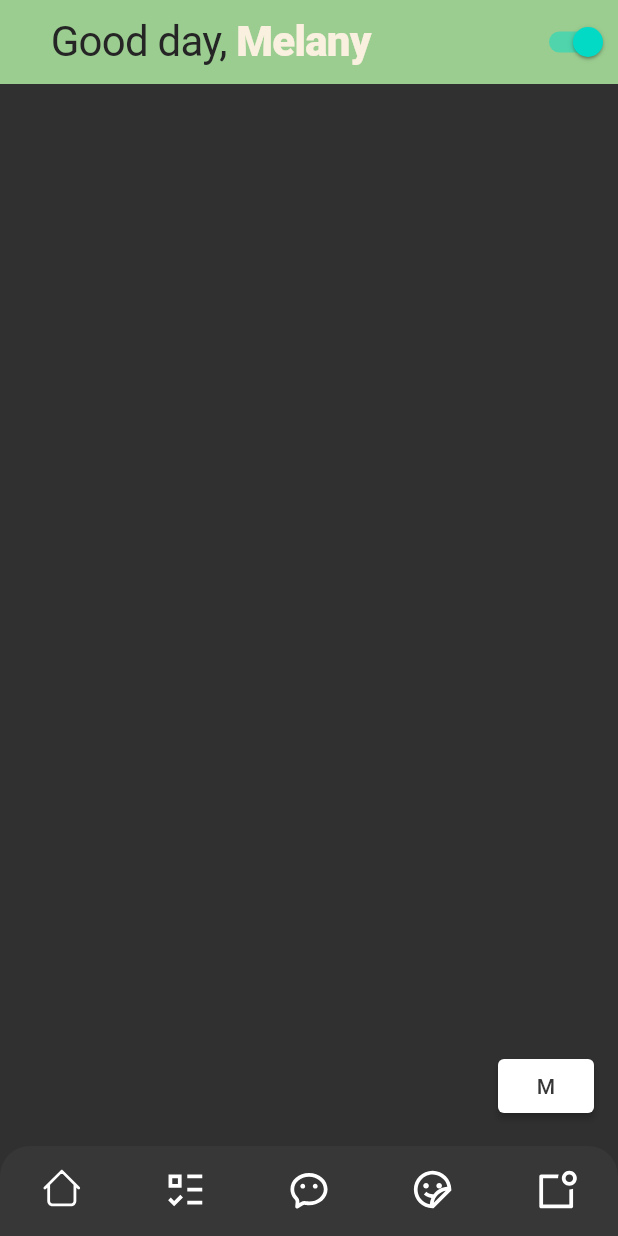
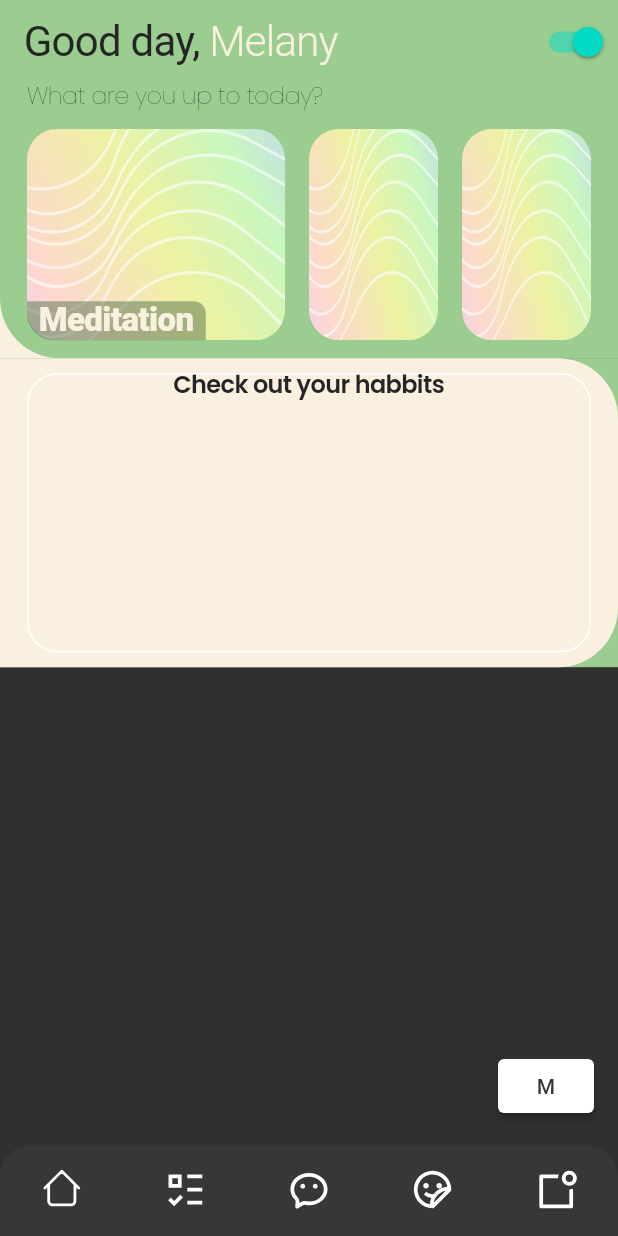
Before and after one commit to Max213141/pet_project, a Flutter app: the MainScreen screen opened by its route, on a phone screen of 412 x 824 dp. Run offline on Flutter 3.47's test engine with Material 2 defaults, Android fonts, the phone set to English and light mode, and no system bars; our stand-ins replace bloc, firebase_auth, firebase_core, flutter_bloc, flutter_svg, freezed_annotation and 4 more; accounts and stored records are empty; Roboto replaces fonts that are missing (Signika); project files that could hold a hidden picture were left out.

Commit message:
Main creen carousel added, started task list

```diff
--- a/lib/screens/main_screen/main_screen.dart
+++ b/lib/screens/main_screen/main_screen.dart
@@ -5,7 +5,8 @@ import 'package:pet_project/blocs/auth_bloc/auth_bloc.dart';
 import 'package:pet_project/blocs/theme_bloc/theme_bloc.dart';
 import 'package:pet_project/common_widgets/bottom_navigation_bar.dart';
 import 'package:pet_project/common_widgets/error_dialog.dart';
-import 'package:pet_project/utils/angle_curver.dart';
+import 'package:pet_project/screens/main_screen/widgets/widgets.dart';
+// import 'package:pet_project/utils/angle_curver.dart';
 import 'package:pet_project/utils/loger.dart';
 import 'package:pet_project/utils/styles/styles.dart';
 import 'package:pet_project/utils/utils.dart';
@@ -28,14 +29,12 @@ class _MainScreenState extends State<MainScreen> {
       appBar: AppBar(
         title: Align(
           alignment: Alignment.centerLeft,
-          child: Padding(
-            padding: const EdgeInsets.only(left: 18.0),
           child: RichText(
             text: TextSpan(
               children: [
                 TextSpan(
                   text: 'Good day, ',
-                    style: MentalHealthTextStyles.text.mainCommonF20N
+                  style: MentalHealthTextStyles.text.mainPrimaryFontF20N
                       .copyWith(color: AppColor.oneMoreDarkColor),
                 ),
                 TextSpan(
@@ -43,7 +42,6 @@ class _MainScreenState extends State<MainScreen> {
                   style: MentalHealthTextStyles.text.userName,
                 ),
               ],
-              ),
             ),
           ),
         ),
@@ -105,8 +103,23 @@ class _MainScreenState extends State<MainScreen> {
         },
         child: Center(
           child: Column(
-            mainAxisAlignment: MainAxisAlignment.center,
+            // mainAxisAlignment: MainAxisAlignment.center,
             children: [
+              SizedBox(
+                width: MediaQuery.of(context).size.width,
+                child: DecoratedBox(
+                  decoration:
+                      BoxDecoration(color: AppColor.primaryBackgroundColor),
+                  child: Padding(
+                    padding: const EdgeInsets.only(left: 18.0),
+                    child: Text('What are you up to today?',
+                        style:
+                            MentalHealthTextStyles.text.mainSecondaryFontF16),
+                  ),
+                ),
+              ),
+              CarouselWidget(),
+              ToDoListWidget(),
               Text(
                 '${BlocProvider.of<AuthBloc>(context).auth.currentUser?.email ?? 'Email not found'}',
                 style: MentalHealthTextStyles.text.mainCommonF14,
--- a/lib/screens/main_screen/widgets/carousel.dart
+++ b/lib/screens/main_screen/widgets/carousel.dart
@@ -1,17 +1,17 @@
 import 'package:flutter/material.dart';
 import 'package:flutter/src/widgets/framework.dart';
-import 'package:flutter/src/widgets/placeholder.dart';
 import 'package:flutter/widgets.dart';
+import 'package:flutter_svg/flutter_svg.dart';
 import 'package:pet_project/utils/utils.dart';
 
-class _CarouselWidgetState extends StatefulWidget {
-  const _CarouselWidgetState({super.key});
+class CarouselWidget extends StatefulWidget {
+  const CarouselWidget({super.key});
 
   @override
-  State<_CarouselWidgetState> createState() => __CarouselWidgetStateState();
+  State<CarouselWidget> createState() => _CarouselWidgetState();
 }
 
-class __CarouselWidgetStateState extends State<_CarouselWidgetState> {
+class _CarouselWidgetState extends State<CarouselWidget> {
   bool isSelected = true;
 
   void toggleDates() {
@@ -25,44 +25,82 @@ class __CarouselWidgetStateState extends State<_CarouselWidgetState> {
   @override
   Widget build(BuildContext context) {
     final expandedWidth = (MediaQuery.of(context).size.width - 36 - 32) / 2;
-    return SizedBox(
-      height: 200,
+    return DecoratedBox(
+      decoration: const BoxDecoration(color: AppColor.primaryColor),
+      child: SizedBox(
+        height: MediaQuery.of(context).size.height / 5,
         child: DecoratedBox(
-        decoration: BoxDecoration(
+          decoration: const BoxDecoration(
             color: AppColor.primaryBackgroundColor,
             borderRadius: BorderRadius.only(
-            bottomLeft: Radius.circular(20),
+              bottomLeft: Radius.circular(40),
             ),
           ),
+          child: Padding(
+            padding: const EdgeInsets.symmetric(horizontal: 10.0, vertical: 12),
+            child: Center(
               child: ListView.builder(
                 scrollDirection: Axis.horizontal,
                 itemCount: _list.length,
                 itemBuilder: (_, index) {
-            return SizedBox(
-              width: (MediaQuery.of(context).size.width / 2 - 20) / 2 - 8,
-              child: DecoratedBox(
+                  return DecoratedBox(
                     decoration: BoxDecoration(
                       borderRadius: MentalHealthDecorations.borders.radiusC15,
                     ),
-                child: Center(
                     child: GestureDetector(
                       onTap: () {
                         setState(() {
                           selectedIndex = index;
                         });
                       },
+                      child: Padding(
+                        padding: const EdgeInsets.symmetric(horizontal: 8.0),
                         child: AnimatedContainer(
-                      duration: Duration(milliseconds: 500),
-                      height: 100,
+                          duration: Duration(milliseconds: 700),
+                          curve: Curves.easeIn,
                           width: selectedIndex == index
                               ? expandedWidth
                               : expandedWidth / 2,
+                          child: Stack(
+                            children: [
+                              Positioned.fill(
+                                child: ClipRRect(
+                                  borderRadius:
+                                      MentalHealthDecorations.borders.radiusC20,
+                                  child: SvgPicture.asset(
+                                    'assets/backgrounds/card_backgound.svg',
+                                    fit: BoxFit.fill,
+                                  ),
+                                ),
+                              ),
+                              selectedIndex == index
+                                  ? Positioned(
+                                      bottom: 0,
+                                      left: 0,
+                                      child: DecoratedBox(
+                                        decoration: BoxDecoration(
+                                            borderRadius: BorderRadius.only(
+                                              topRight: Radius.circular(8),
+                                              bottomLeft: Radius.circular(18),
+                                            ),
+                                            color: AppColor
+                                                .secondaryBackgroundColor
+                                                .withOpacity(.5)),
+                                        child: Padding(
+                                          padding: EdgeInsets.symmetric(
+                                            vertical: 1,
+                                            horizontal: 8,
+                                          ),
                                           child: Text(
-                        '12.35', //TODO _list[index].title
-                        style: selectedIndex == index
-                            ? MentalHealthTextStyles.text.mainCommonF20White
-                            : MentalHealthTextStyles.text.mainCommonF20,
+                                            'Meditation',
+                                            style: MentalHealthTextStyles
+                                                .text.mainPrimaryFontF22N,
                                           ),
+                                        ),
+                                      ),
+                                    )
+                                  : SizedBox.shrink()
+                            ],
                           ),
                         ),
                       ),
@@ -71,6 +109,9 @@ class __CarouselWidgetStateState extends State<_CarouselWidgetState> {
                 },
               ),
             ),
+          ),
+        ),
+      ),
     );
   }
 }
--- /dev/null
+++ b/lib/screens/main_screen/widgets/to_do_list_widget.dart
@@ -0,0 +1,53 @@
+import 'package:flutter/material.dart';
+import 'package:pet_project/utils/app_colors.dart';
+import 'package:pet_project/utils/decorations.dart';
+import 'package:pet_project/utils/styles/styles.dart';
+
+class ToDoListWidget extends StatefulWidget {
+  const ToDoListWidget({super.key});
+
+  @override
+  State<ToDoListWidget> createState() => _ToDoListWidgetState();
+}
+
+class _ToDoListWidgetState extends State<ToDoListWidget> {
+  @override
+  Widget build(BuildContext context) {
+    return DecoratedBox(
+      decoration: BoxDecoration(color: AppColor.primaryBackgroundColor),
+      child: SizedBox(
+        height: MediaQuery.of(context).size.height / 4,
+        child: DecoratedBox(
+          decoration: BoxDecoration(
+            borderRadius: BorderRadius.only(
+              topRight: Radius.circular(40),
+              bottomRight: Radius.circular(40),
+            ),
+            color: AppColor.primaryColor,
+          ),
+          child: Padding(
+            padding: EdgeInsets.symmetric(horizontal: 18, vertical: 10),
+            child: DecoratedBox(
+              decoration: BoxDecoration(
+                border: Border.all(color: Colors.white),
+                borderRadius: MentalHealthDecorations.borders.radiusC20,
+              ),
+              child: Center(
+                child: Column(
+                  mainAxisAlignment: MainAxisAlignment.start,
+                  children: [
+                    Text(
+                      'Check out your habbits',
+                      style: MentalHealthTextStyles.text.mainSecondaryFontF16
+                          .copyWith(fontWeight: FontWeight.w600),
+                    ),
+                  ],
+                ),
+              ),
+            ),
+          ),
+        ),
+      ),
+    );
+  }
+}
--- /dev/null
+++ b/lib/screens/main_screen/widgets/widgets.dart
@@ -0,0 +1,2 @@
+export 'carousel.dart';
+export 'to_do_list_widget.dart';
--- a/lib/utils/app_colors.dart
+++ b/lib/utils/app_colors.dart
@@ -11,11 +11,12 @@ class AppColor {
   static const Color backgroundColorDark = Color(0xFF121212);
   static const Color textColorDark = Color(0xFF111111);
 
+  static const Color primaryColor = Color(0xFFFAF0DF);
   static const Color primaryBackgroundColor = Color(0xFF9BCD90);
+  static const Color secondaryBackgroundColor = Color(0xFF54744C);
   static const Color mainDarkColor = Color(0xFF373737);
   static const Color buttonsColor = Color(0xFFFF8B72);
   static const Color oneMoreDarkColor = Color(0xFF252525);
-  static const Color userNameColor = Color(0xFFFAF0DF);
 }
 
 
--- a/lib/utils/developer_menu.dart
+++ b/lib/utils/developer_menu.dart
@@ -1,6 +1,4 @@
 import 'package:flutter/material.dart';
-import 'package:flutter/src/widgets/framework.dart';
-import 'package:flutter/src/widgets/placeholder.dart';
 import 'package:flutter_bloc/flutter_bloc.dart';
 import 'package:go_router/go_router.dart';
 import 'package:pet_project/blocs/blocs.dart';
--- a/lib/utils/styles/text.dart
+++ b/lib/utils/styles/text.dart
@@ -1,18 +1,34 @@
 part of 'styles.dart';
 
 class _TextTextStyle {
-  get mainCommonF20N => GoogleFonts.signika(
+  get mainPrimaryFontF20N => GoogleFonts.signika(
         fontSize: 28,
         height: 28 / 24,
         letterSpacing: -.5,
         fontWeight: FontWeight.w400,
       );
+
+  get mainPrimaryFontF22N => GoogleFonts.signika(
+        fontSize: 22,
+        height: 22 / 20,
+        letterSpacing: -.41,
+        color: AppColor.primaryColor,
+        fontWeight: FontWeight.w800,
+      );
+
+  get mainSecondaryFontF16 => GoogleFonts.poppins(
+        fontSize: 16,
+        height: 16 / 14,
+        letterSpacing: -.41,
+        color: AppColor.oneMoreDarkColor,
+        fontWeight: FontWeight.w200,
+      );
   get userName => GoogleFonts.signika(
         fontSize: 28,
         height: 28 / 24,
         letterSpacing: -.5,
-        color: AppColor.userNameColor,
-        fontWeight: FontWeight.w800,
+        color: AppColor.primaryColor,
+        fontWeight: FontWeight.w300,
       );
 
   get mainCommonF14 => GoogleFonts.dosis(
```
Also changed, not shown: assets/backgrounds/nav_item_background.png (added), assets/backgrounds/nav_item_background2.svg (added). Lines whose indentation alone changed are shown as unchanged.
